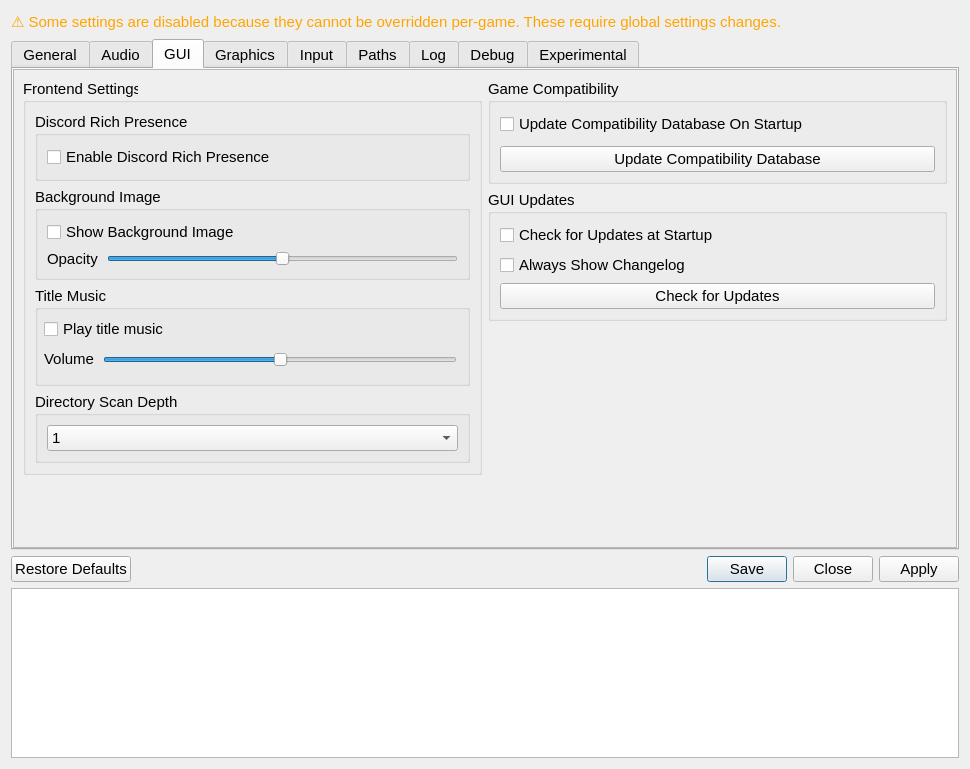
Qt form src/qt_ui/settings_dialog.ui (shadLaunchers/shadLauncher4) before a commit.
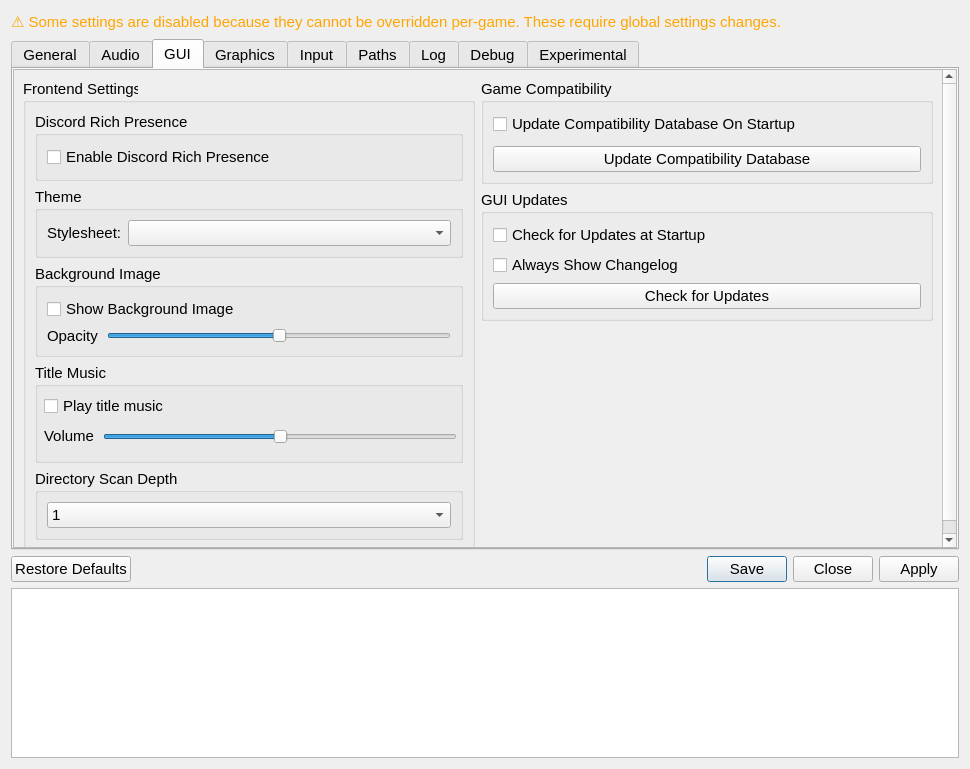
The same form after that commit. The open tabs and pages were chosen to show the change. Icons and pictures are not drawn.

Commit message:
Theme support (#128)
* external qss support

* added themes

* reuse fix?

* move themes to dist/

* copy themes in ci

Patch:
```diff
--- a/src/qt_ui/settings_dialog.ui
+++ b/src/qt_ui/settings_dialog.ui
@@ -571,6 +571,35 @@
                  </layout>
                 </widget>
                </item>
+               <item>
+                <widget class="QGroupBox" name="themeGroupBox">
+                 <property name="title">
+                  <string>Theme</string>
+                 </property>
+                 <layout class="QHBoxLayout" name="themeLayout">
+                  <item>
+                   <widget class="QLabel" name="themeLabel">
+                    <property name="text">
+                     <string>Stylesheet:</string>
+                    </property>
+                   </widget>
+                  </item>
+                  <item>
+                   <widget class="QComboBox" name="themeComboBox">
+                    <property name="sizePolicy">
+                     <sizepolicy hsizetype="Expanding" vsizetype="Fixed">
+                      <horstretch>0</horstretch>
+                      <verstretch>0</verstretch>
+                     </sizepolicy>
+                    </property>
+                    <property name="toolTip">
+                     <string>Drop .qss stylesheet files into the &quot;themes&quot; folder inside your user data directory to add custom themes.</string>
+                    </property>
+                   </widget>
+                  </item>
+                 </layout>
+                </widget>
+               </item>
                <item>
                 <widget class="QGroupBox" name="GUIBackgroundImageGroupBox">
                  <property name="sizePolicy">
```
The commit also changes 13 other files.
